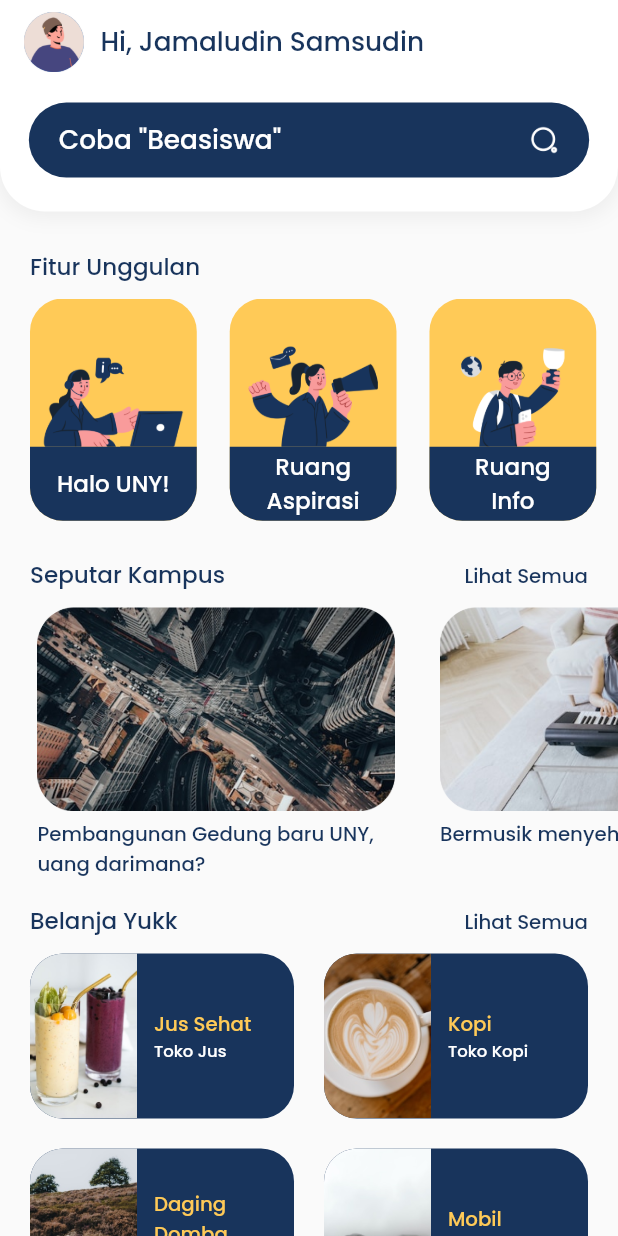
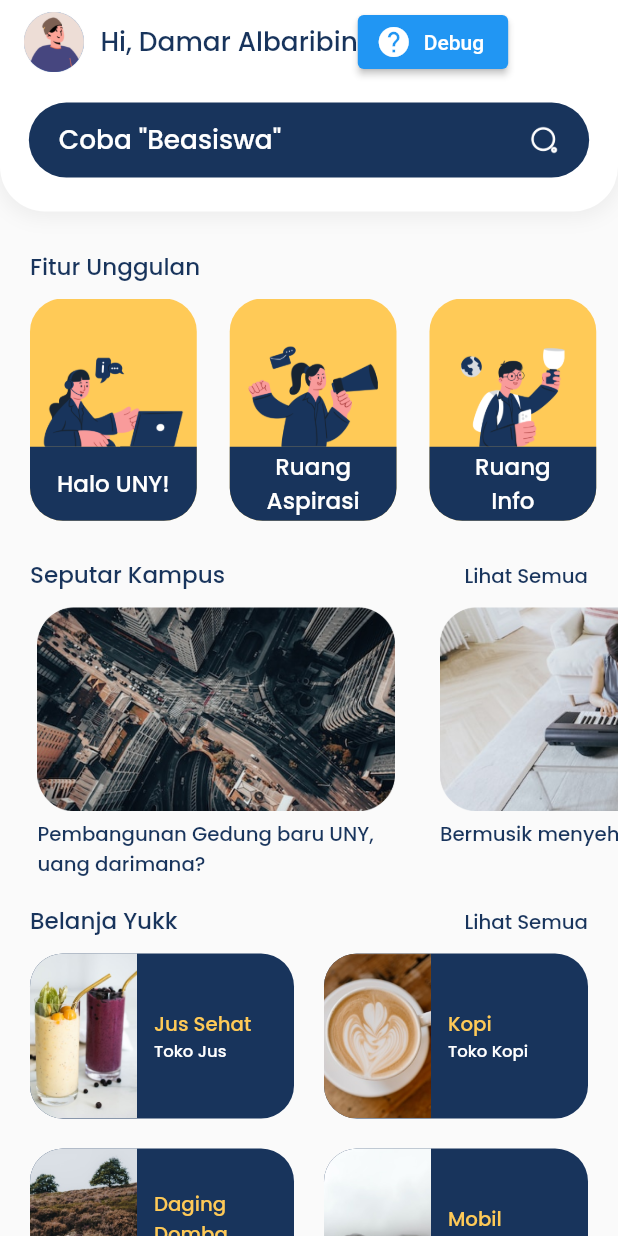
Before and after one commit to dxkrn/ruangtemu-apps, a Flutter app: the screen it shows after launch, on a phone screen of 412 x 824 dp. Run offline on Flutter 3.47's test engine with Material 2 defaults, Android fonts, the phone set to English and light mode, and no system bars; our stand-ins replace flutter_screenutil, get, google_fonts, google_sign_in, liquid_swipe, smooth_page_indicator.

Commit message:
feat : example obx usage

```diff
--- a/lib/Pages/home_page.dart
+++ b/lib/Pages/home_page.dart
@@ -3,6 +3,7 @@
 import 'package:flutter/material.dart';
 import 'package:flutter_screenutil/flutter_screenutil.dart';
 import 'package:get/get.dart';
+import 'package:ruang_temu_apps/StateController/user_controller.dart';
 import 'package:ruang_temu_apps/themes.dart';
 
 class HomePage extends StatefulWidget {
@@ -15,6 +16,8 @@ class HomePage extends StatefulWidget {
 class _HomePageState extends State<HomePage> {
   @override
   Widget build(BuildContext context) {
+    final UserController userController = Get.find();
+
     double deviceWidth = MediaQuery.of(context).size.width;
     // double deviceHeight = MediaQuery.of(context).size.height;
     return Scaffold(
@@ -43,12 +46,22 @@ class _HomePageState extends State<HomePage> {
             SizedBox(
               width: 10.w,
             ),
-            Text(
-              'Hi, Jamaludin Samsudin',
-              style: heading1MediumTextStyle.copyWith(
-                color: blueColor,
-              ),
-            ),
+            Obx(() => Text(
+                  'Hi, ${userController.user.value.name}',
+                  style: heading1MediumTextStyle.copyWith(
+                    color: blueColor,
+                  ),
+                )),
+            ElevatedButton.icon(
+                onPressed: () {
+                  userController.updateName(
+                    userController.user.value.name == 'Damar Albaribin'
+                        ? "Dicky Kun"
+                        : 'Damar Albaribin',
+                  );
+                },
+                icon: const Icon(Icons.help),
+                label: const Text("Debug")),
           ],
         ),
       ),
--- /dev/null
+++ b/lib/StateController/user_controller.dart
@@ -0,0 +1,23 @@
+import 'package:get/get.dart';
+
+class User {
+  String name;
+  String email;
+  String apiKey;
+  String phone;
+  String address;
+
+  User(this.name, this.email, this.apiKey, this.phone, this.address);
+}
+
+class UserController extends GetxController {
+  var user = User("Damar Albaribin", "damaralbaribin.2021@student.uny.ac.id",
+          "APIKEYHERE", "08515743688", "JL. Jambon")
+      .obs;
+
+  void updateName(String name) {
+    user.update((val) {
+      val!.name = name;
+    });
+  }
+}
--- a/lib/main.dart
+++ b/lib/main.dart
@@ -9,6 +9,7 @@ import 'package:ruang_temu_apps/Pages/Features/Lapak/ruang_lapak.dart';
 import 'package:ruang_temu_apps/Pages/Features/Lapak/ruang_lapak_detail.dart';
 import 'package:ruang_temu_apps/Pages/accounts_page.dart';
 import 'package:ruang_temu_apps/Pages/settings_page.dart';
+import 'package:ruang_temu_apps/StateController/user_controller.dart';
 
 import 'Pages/Features/Aspirasi/ruang_aspirasi_form.dart';
 import 'Pages/Features/Aspirasi/ruang_aspirasi_page.dart';
@@ -30,6 +31,7 @@ class MyApp extends StatelessWidget {
 
   @override
   Widget build(BuildContext context) {
+    Get.put(UserController());
     return ScreenUtilInit(
       builder: (context, child) => GetMaterialApp(
         debugShowCheckedModeBanner: false,
```
Also changed, not shown: lib/Pages/accounts_page.dart (+8 -2 lines).
